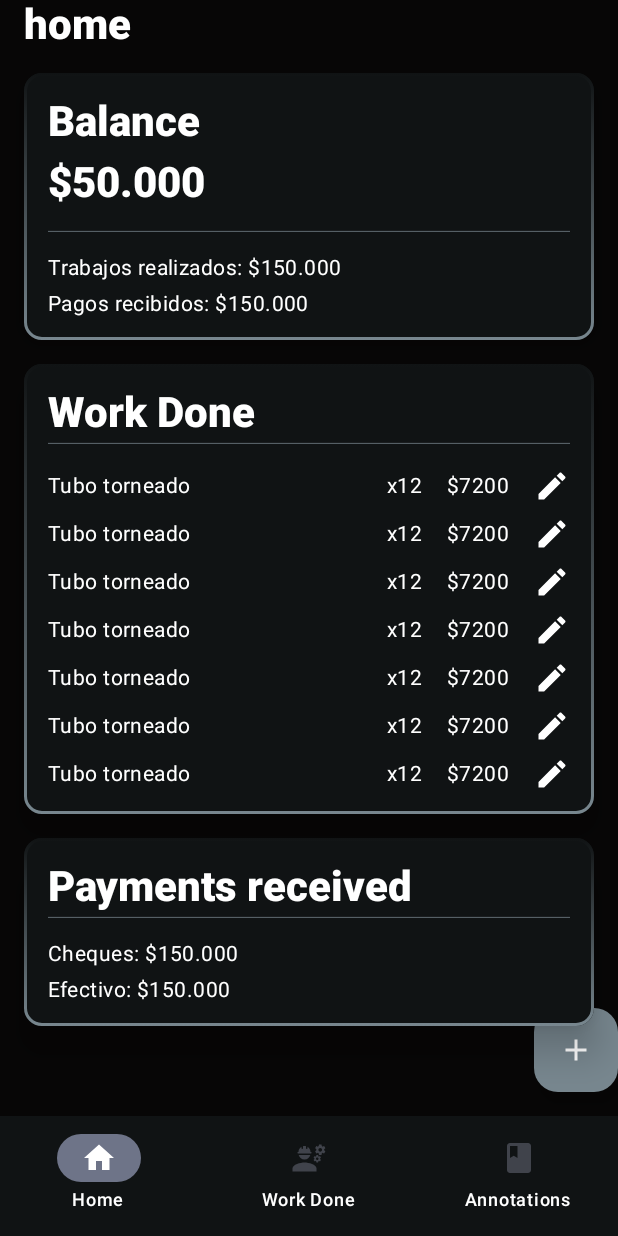
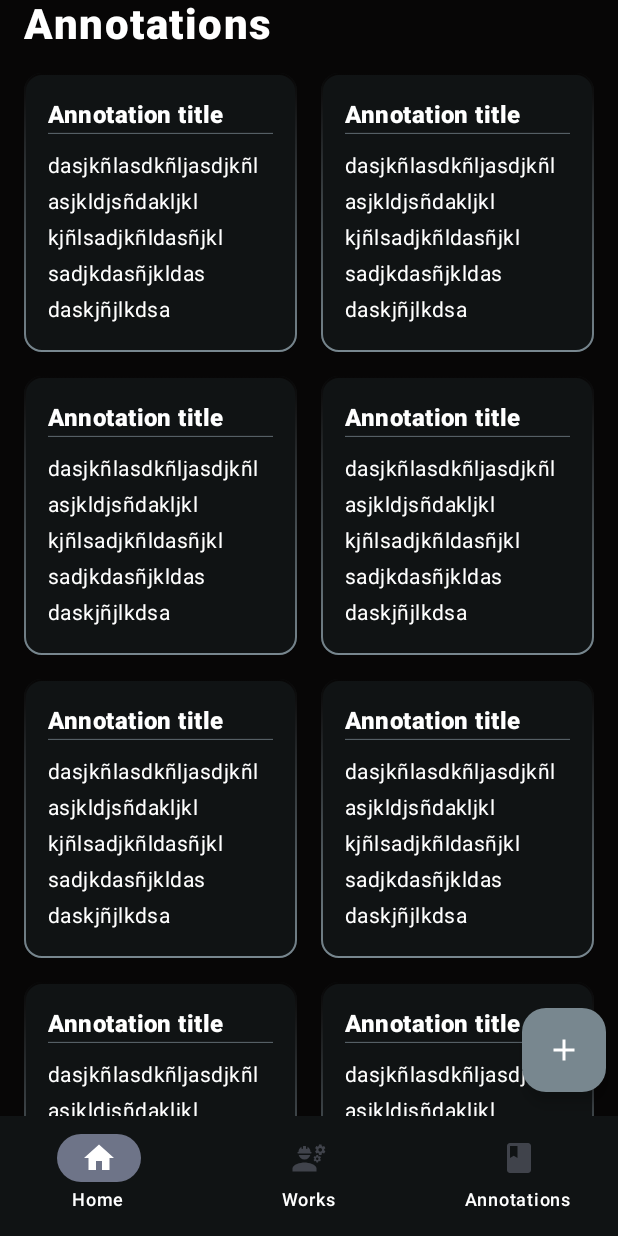
Before and after one commit to dnuccio80/taller2App, an Android app built with Jetpack Compose: the screen it shows after launch (MainActivity), on a phone screen of 412 x 824 dp. Run offline under Robolectric (Android 15) with nearby library versions, the phone set to English and light mode, and no system bars; our stand-ins replace Dagger/Hilt's generated code.

Commit message:
WorkListScreen & AnnotationsScreen finished

```diff
--- a/app/build.gradle.kts
+++ b/app/build.gradle.kts
@@ -53,6 +53,8 @@ dependencies {
     implementation(libs.hilt.android)
     kapt(libs.hilt.android.compiler)
 
+    // Navigation Compose
+    implementation(libs.androidx.navigation.compose)
 
     implementation(libs.androidx.core.ktx)
     implementation(libs.androidx.lifecycle.runtime.ktx)
--- a/app/src/main/java/com/example/taller2app/MainActivity.kt
+++ b/app/src/main/java/com/example/taller2app/MainActivity.kt
@@ -11,8 +11,14 @@ import androidx.compose.material3.Text
 import androidx.compose.runtime.Composable
 import androidx.compose.ui.Modifier
 import androidx.compose.ui.tooling.preview.Preview
+import androidx.navigation.compose.NavHost
+import androidx.navigation.compose.composable
+import androidx.navigation.compose.rememberNavController
+import com.example.taller2app.application.data.Routes
+import com.example.taller2app.application.ui.AnnotationsScreen
 import com.example.taller2app.application.ui.BottomBarItem
 import com.example.taller2app.application.ui.HomeScreen
+import com.example.taller2app.application.ui.WorkListScreen
 import com.example.taller2app.ui.theme.Taller2AppTheme
 
 class MainActivity : ComponentActivity() {
@@ -21,13 +27,22 @@ class MainActivity : ComponentActivity() {
         enableEdgeToEdge()
         setContent {
             Taller2AppTheme {
+
                 Scaffold(
                     modifier = Modifier.fillMaxSize(),
                     bottomBar = {
                         BottomBarItem()
                     }
                 ) { innerPadding ->
-                    HomeScreen(innerPadding)
+
+//                    val navController = rememberNavController()
+//
+//                    NavHost(navController, startDestination = "home") {
+//                        composable(Routes.Home.route) { HomeScreen(innerPadding) }
+//                    }
+//                    WorkListScreen(innerPadding)
+                    AnnotationsScreen(innerPadding)
+//                        HomeScreen(innerPadding)
                 }
             }
         }
--- /dev/null
+++ b/app/src/main/java/com/example/taller2app/application/ui/AnnotationsScreen.kt
@@ -0,0 +1,82 @@
+package com.example.taller2app.application.ui
+
+import androidx.compose.foundation.BorderStroke
+import androidx.compose.foundation.background
+import androidx.compose.foundation.layout.Arrangement
+import androidx.compose.foundation.layout.Box
+import androidx.compose.foundation.layout.Column
+import androidx.compose.foundation.layout.PaddingValues
+import androidx.compose.foundation.layout.Spacer
+import androidx.compose.foundation.layout.fillMaxSize
+import androidx.compose.foundation.layout.fillMaxWidth
+import androidx.compose.foundation.layout.padding
+import androidx.compose.foundation.layout.size
+import androidx.compose.foundation.lazy.grid.GridCells
+import androidx.compose.foundation.lazy.grid.LazyGridState
+import androidx.compose.foundation.lazy.grid.LazyVerticalGrid
+import androidx.compose.material3.Card
+import androidx.compose.material3.CardDefaults
+import androidx.compose.material3.MaterialTheme
+import androidx.compose.material3.Text
+import androidx.compose.runtime.Composable
+import androidx.compose.ui.Alignment
+import androidx.compose.ui.Modifier
+import androidx.compose.ui.graphics.Brush
+import androidx.compose.ui.text.font.FontWeight
+import androidx.compose.ui.unit.dp
+import androidx.compose.ui.unit.sp
+import com.example.taller2app.ui.theme.AppBackground
+import com.example.taller2app.ui.theme.ButtonColor
+import com.example.taller2app.ui.theme.CardBackground
+import com.example.taller2app.ui.theme.TextColor
+
+@Composable
+fun AnnotationsScreen(innerPadding: PaddingValues) {
+    Box(
+        Modifier
+            .fillMaxSize()
+            .background(AppBackground)
+    ) {
+        Column(
+            Modifier
+                .fillMaxWidth()
+                .padding(
+                    top = innerPadding.calculateTopPadding(),
+                    bottom = innerPadding.calculateBottomPadding(),
+                    start = 16.dp,
+                    end = 16.dp
+                )
+        ) {
+            Text("Annotations", style = MaterialTheme.typography.titleLarge)
+            Spacer(Modifier.size(16.dp))
+            LazyVerticalGrid(
+                columns = GridCells.Fixed(2),
+                horizontalArrangement = Arrangement.spacedBy(16.dp),
+                verticalArrangement = Arrangement.spacedBy(16.dp)
+            ) {
+                items(20){
+                    AnnotationCardItem()
+                }
+            }
+        }
+        SimpleFabItem(Modifier.align(Alignment.BottomEnd), innerPadding)
+    }
+}
+
+@Composable
+fun AnnotationCardItem(){
+    Card(
+        Modifier.fillMaxWidth(),
+        colors = CardDefaults.cardColors(
+            containerColor = CardBackground
+        ),
+        border = BorderStroke(1.dp, brush = Brush.verticalGradient(listOf(AppBackground, ButtonColor)))
+    ){
+        Column(Modifier.fillMaxWidth().padding(16.dp)) {
+            Text("Annotation title", fontWeight = FontWeight.ExtraBold, fontSize = 16.sp, color = TextColor)
+            HorizontalDividerCard()
+            Spacer(Modifier.size(9.dp))
+            Text("dasjkñlasdkñljasdjkñl asjkldjsñdakljkl kjñlsadjkñldasñjkl sadjkdasñjkldas daskjñjlkdsa")
+        }
+    }
+}
--- a/app/src/main/java/com/example/taller2app/application/ui/BottomBar.kt
+++ b/app/src/main/java/com/example/taller2app/application/ui/BottomBar.kt
@@ -19,6 +19,7 @@ import androidx.compose.ui.Modifier
 import androidx.compose.ui.graphics.Color
 import androidx.compose.ui.graphics.painter.Painter
 import androidx.compose.ui.res.painterResource
+import androidx.compose.ui.res.stringResource
 import com.example.taller2app.R
 import com.example.taller2app.ui.theme.CardBackground
 
@@ -36,7 +37,7 @@ fun BottomBarItem() {
             selected = index == 0,
             onClick = { index = 0 },
             icon = { Icon(Icons.Filled.Home, contentDescription = "Home button") },
-            label = { Text(text = "Home") }
+            label = { Text(text = stringResource(R.string.home)) }
         )
         NavigationBarItem(
             selected = index == 1,
@@ -47,7 +48,7 @@ fun BottomBarItem() {
                     contentDescription = "Home button"
                 )
             },
-            label = { Text(text = "Work Done") }
+            label = { Text(text = stringResource(R.string.works)) }
         )
         NavigationBarItem(
             selected = index == 2,
@@ -58,7 +59,7 @@ fun BottomBarItem() {
                     contentDescription = "Home button"
                 )
             },
-            label = { Text(text = "Annotations") }
+            label = { Text(text = stringResource(R.string.annotations)) }
         )
     }
 }
--- /dev/null
+++ b/app/src/main/java/com/example/taller2app/application/ui/GenericItems.kt
@@ -0,0 +1,30 @@
+package com.example.taller2app.application.ui
+
+import androidx.compose.foundation.layout.PaddingValues
+import androidx.compose.foundation.layout.padding
+import androidx.compose.material.icons.Icons
+import androidx.compose.material.icons.filled.Add
+import androidx.compose.material3.FloatingActionButton
+import androidx.compose.material3.Icon
+import androidx.compose.runtime.Composable
+import androidx.compose.ui.Modifier
+import androidx.compose.ui.unit.dp
+import com.example.taller2app.ui.theme.ButtonColor
+import com.example.taller2app.ui.theme.TextColor
+
+@Composable
+fun SimpleFabItem(modifier: Modifier, innerPadding: PaddingValues) {
+
+    FloatingActionButton(
+        onClick = {  },
+        modifier = modifier.padding(
+            bottom = innerPadding.calculateBottomPadding() + 16.dp,
+            end = 8.dp
+        ),
+        containerColor = ButtonColor,
+        contentColor = TextColor
+
+    ) {
+        Icon(Icons.Filled.Add, contentDescription = "Add button")
+    }
+}
--- a/app/src/main/java/com/example/taller2app/ui/theme/Type.kt
+++ b/app/src/main/java/com/example/taller2app/ui/theme/Type.kt
@@ -21,7 +21,7 @@ val Typography = Typography(
         fontWeight = FontWeight.ExtraBold,
         fontSize = 28.sp,
         lineHeight = 28.sp,
-        letterSpacing = 0.sp,
+        letterSpacing = 1.sp,
         color = TextColor
     ),
 /* Other default text styles to override
--- a/app/src/main/res/values/strings.xml
+++ b/app/src/main/res/values/strings.xml
@@ -1,5 +1,12 @@
 <resources>
     <string name="app_name">Taller2App</string>
     <string name="work_done">Work Done</string>
+    <string name="works">Works</string>
+    <string name="search_work">Search work</string>
+    <string name="annotations">Annotations</string>
+    <string name="home">Home</string>
     <string name="payments_received">Payments received</string>
+    <string name="balance">Balance</string>
+    <string name="cash">Cash</string>
+    <string name="checks">Checks</string>
 </resources>
--- a/gradle/libs.versions.toml
+++ b/gradle/libs.versions.toml
@@ -9,9 +9,11 @@ espressoCore = "3.6.1"
 lifecycleRuntimeKtx = "2.8.7"
 activityCompose = "1.9.3"
 composeBom = "2024.04.01"
+navigationCompose = "2.8.5"
 
 [libraries]
 androidx-core-ktx = { group = "androidx.core", name = "core-ktx", version.ref = "coreKtx" }
+androidx-navigation-compose = { module = "androidx.navigation:navigation-compose", version.ref = "navigationCompose" }
 hilt-android = { module = "com.google.dagger:hilt-android", version.ref = "hiltAndroid" }
 hilt-android-compiler = { module = "com.google.dagger:hilt-android-compiler", version.ref = "hiltAndroid" }
 junit = { group = "junit", name = "junit", version.ref = "junit" }
```
Also changed, not shown: app/src/main/java/com/example/taller2app/application/data/Routes.kt (added, +7 -0 lines), app/src/main/java/com/example/taller2app/application/ui/HomeScreen.kt (+39 -8 lines), app/src/main/java/com/example/taller2app/application/ui/WorkListScreen.kt (added, +128 -0 lines).
